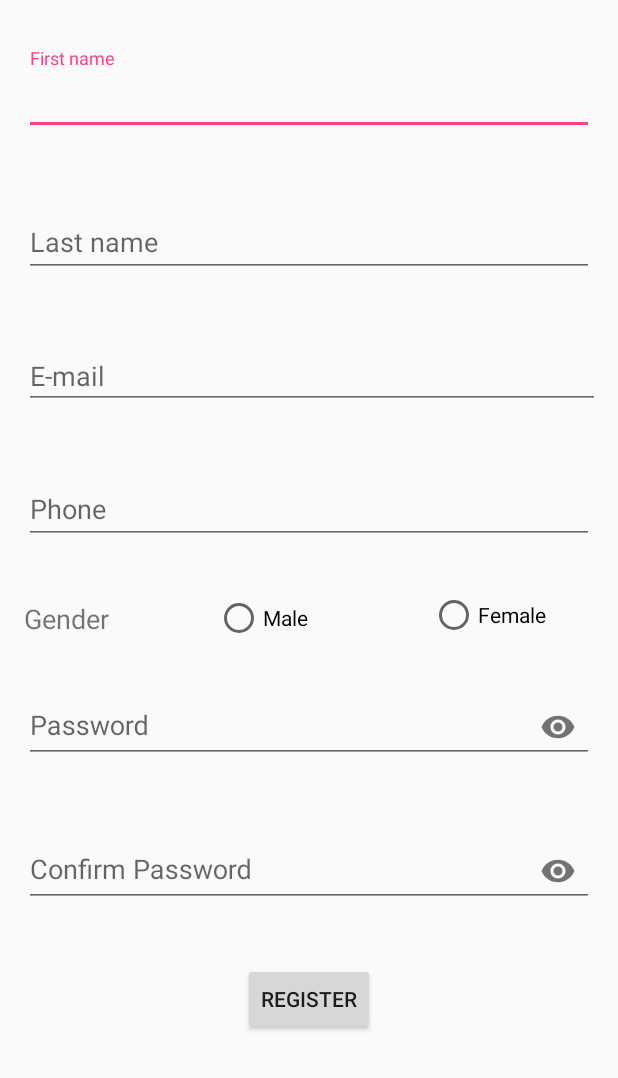
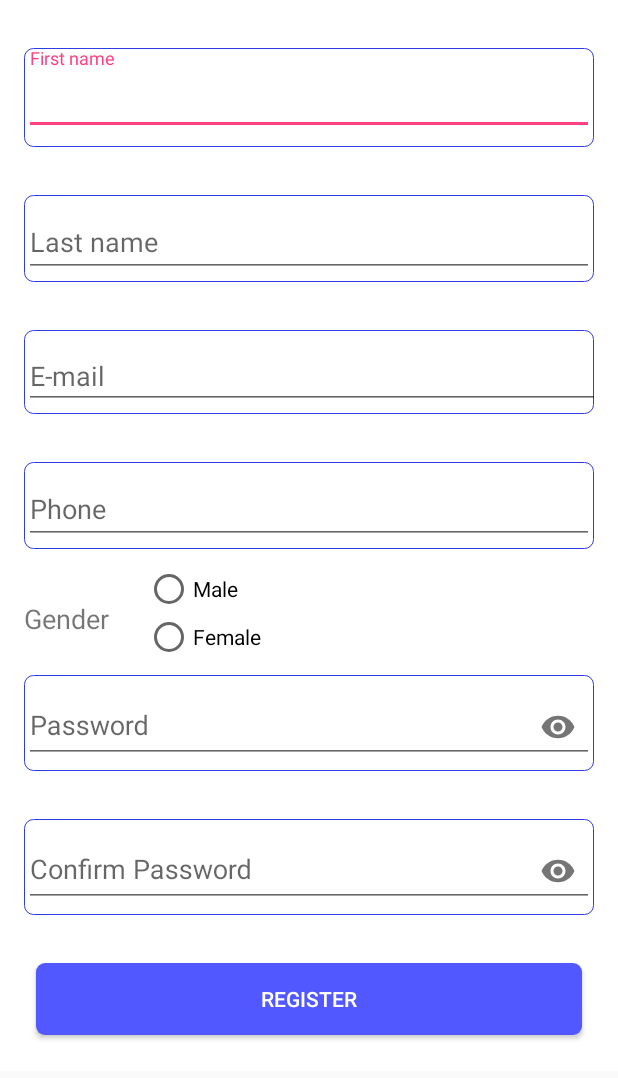
Before and after one commit to MAIVANNAN/sales_app, an Android app: the screen it shows after launch (RegistrationActivity), after a tap on "registration", on a phone screen of 412 x 824 dp. Shown: the top 1078 px of the screen. Run offline under Robolectric (Android 15) with nearby library versions, the phone set to English and light mode, and no system bars; our stand-ins replace Volley; 1 other tap on this screen came first.

Commit message:
app working correctly login and registration

```diff
--- a/app/src/main/java/sales_app/com/sales_app/Activities/RegistrationActivity.java
+++ b/app/src/main/java/sales_app/com/sales_app/Activities/RegistrationActivity.java
@@ -86,7 +86,13 @@ public class RegistrationActivity extends AppCompatActivity {
     private TextInputEditText password;
     private TextInputEditText confirmpassword;
     TextInputLayout fname_label,lnam_label,ema_label,phon_label,pass_label,confirm_label;
+    String selectWay;
 
+
+
+
+    private RadioGroup radioSexGroup;
+    private RadioButton radioSexButton;
     //private static TextView googleAccounts, allAccounts;
 
 
@@ -112,11 +118,10 @@ public class RegistrationActivity extends AppCompatActivity {
         password = (TextInputEditText) findViewById(R.id.passwordwrapper);
         confirmpassword = (TextInputEditText) findViewById(R.id.confirmpasswordwrapper);
         signupbtn = findViewById(R.id.signUp);
-
+        radioSexGroup = (RadioGroup) findViewById(R.id.radioSex);
         //radioGenderGroup =  findViewById(R.id.radioGender);
         //final int selectedId = radioGenderGroup.getCheckedRadioButtonId();
         // radioGenderButton = findViewById(selectedId);
-
 
 
 
@@ -149,11 +154,20 @@ public class RegistrationActivity extends AppCompatActivity {
 
             @Override
             public void onClick(View v) {
+
+
+                int selectedId = radioSexGroup.getCheckedRadioButtonId();
+
+                // find the radiobutton by returned id
+                radioSexButton = (RadioButton) findViewById(selectedId);
+                selectWay = radioSexButton.getText().toString();
+                Log.i("radio sex button",""+selectWay);
+
                 String semail = email.getText().toString();
                 String suser1 = fname.getText().toString();
                 String suser2 = lname.getText().toString();
                 String spass = password.getText().toString();
-                String sgender = "male";
+                String sgender = selectWay;
                 String smob = phone.getText().toString();
 
                 String dId = FirebaseInstanceId.getInstance().getToken();
@@ -163,7 +177,7 @@ public class RegistrationActivity extends AppCompatActivity {
 
                 if (!validateFirstname() || !validateEmail() || !validateLastname() || !validatePassword() || !validateConfirmpassword()||!validatePhone()) {
 
-                    Toast.makeText(RegistrationActivity.this, "Fill all details", Toast.LENGTH_SHORT).show();
+
                 } else {
 
 
--- a/app/src/main/java/sales_app/com/sales_app/Fragments/salesExDetails.java
+++ b/app/src/main/java/sales_app/com/sales_app/Fragments/salesExDetails.java
@@ -69,7 +69,6 @@ public class salesExDetails extends AppCompatActivity{
             salesExName.setText(getName);
             salesExEmail.setText(getEmail);
             salesExPhone.setText(getPhone);
-            salesExArea.setText(getArea);
             salesExAddress.setText(getAddress);
             salesExpassword.setText(getPassword);
 
@@ -84,8 +83,6 @@ public class salesExDetails extends AppCompatActivity{
                 intent.putExtra("so_Email",getEmail);
                 intent.putExtra("so_Phone",getPhone);
                 intent.putExtra("so_Address",getAddress);
-                intent.putExtra("so_Area",getArea);
-
                 intent.putExtra("so_password",getPassword);
 
 
@@ -126,7 +123,7 @@ public class salesExDetails extends AppCompatActivity{
                     protected Map<String, String> getParams() throws AuthFailureError {
                         Map<String,String> stringMap = new HashMap<>();
 
-                        stringMap.put("c_id",getID);
+                        stringMap.put("s_id",getID);
                         Log.i("maivannan",""+getID);
 
 
--- a/app/src/main/java/sales_app/com/sales_app/LoginActivity.java
+++ b/app/src/main/java/sales_app/com/sales_app/LoginActivity.java
@@ -35,7 +35,7 @@ import sales_app.com.sales_app.Activities.RegistrationActivity;
 public class LoginActivity extends AppCompatActivity {
 
     //public static final String PREFS_NAME = "LoginPrefs";
-    public static String LINK ="http://c3b003a8.ngrok.io/php_login/";
+    public static String LINK =" http://12ccb308.ngrok.io/php_login/";
     public static String Sign_up_URL = LINK+"sm_login.php";
     TextInputEditText username, password;
     TextInputLayout username_label, password_label;
--- a/app/src/main/res/layout/activity_edit_customer.xml
+++ b/app/src/main/res/layout/activity_edit_customer.xml
@@ -119,7 +119,7 @@
             android:layout_marginBottom="32dp"
             android:layout_marginTop="32dp"
             android:background="@drawable/round_button"
-            android:text="ADD CUSTOMER"
+            android:text="EDIT CUSTOMER"
             android:textColor="@color/white"
             app:layout_constraintBottom_toBottomOf="parent"
             app:layout_constraintHorizontal_bias="0.0"
--- a/app/src/main/res/layout/activity_login.xml
+++ b/app/src/main/res/layout/activity_login.xml
@@ -28,7 +28,8 @@
             android:layout_height="wrap_content"
             android:cursorVisible="false"
 
-            android:hint="Username" />
+            android:hint="Username"
+            android:textColor="@android:color/background_dark" />
     </android.support.design.widget.TextInputLayout>
 
     <android.support.design.widget.TextInputLayout
--- a/app/src/main/res/layout/activity_registration.xml
+++ b/app/src/main/res/layout/activity_registration.xml
@@ -12,6 +12,7 @@
         android:id="@+id/relativeLayout3"
         android:layout_width="match_parent"
         android:layout_height="match_parent"
+        android:background="@color/white"
         android:orientation="vertical"
         android:padding="16dp"
         tools:context=".Activities.RegistrationActivity">
@@ -23,6 +24,7 @@
             android:layout_height="66dp"
             android:layout_marginTop="16dp"
             android:paddingBottom="8dp"
+            android:background="@drawable/round_edit_text"
             app:errorEnabled="true"
             app:layout_constraintEnd_toEndOf="parent"
             app:layout_constraintStart_toStartOf="parent"
@@ -53,6 +55,7 @@
             android:layout_height="58dp"
             android:layout_marginTop="32dp"
             android:paddingBottom="3dp"
+            android:background="@drawable/round_edit_text"
             app:errorEnabled="true"
             app:layout_constraintEnd_toEndOf="parent"
             app:layout_constraintStart_toStartOf="parent"
@@ -79,6 +82,7 @@
             android:layout_width="0dp"
             android:layout_height="56dp"
             android:layout_marginTop="32dp"
+            android:background="@drawable/round_edit_text"
             android:paddingBottom="3dp"
             app:errorEnabled="true"
             app:layout_constraintEnd_toEndOf="parent"
@@ -105,6 +109,7 @@
             android:id="@+id/phon_label"
             android:layout_width="0dp"
             android:layout_height="58dp"
+            android:background="@drawable/round_edit_text"
             android:layout_marginTop="32dp"
             android:paddingBottom="3dp"
             app:errorEnabled="true"
@@ -138,29 +143,32 @@
             app:layout_constraintStart_toStartOf="parent"
             app:layout_constraintTop_toTopOf="parent" />
 
-
-        <RadioButton
-            android:id="@+id/radioMale"
-            android:layout_width="73dp"
-            android:layout_height="wrap_content"
+        <RadioGroup
+            android:id="@+id/radioSex"
+            android:layout_width="275dp"
+            android:layout_height="63dp"
+            android:layout_marginBottom="8dp"
             android:layout_marginEnd="8dp"
             android:layout_marginStart="8dp"
-            android:layout_marginTop="380dp"
-            android:text="Male"
-            app:layout_constraintEnd_toStartOf="@+id/radioFemale"
+            android:layout_marginTop="8dp"
+            app:layout_constraintBottom_toTopOf="@+id/pass_label"
+            app:layout_constraintEnd_toEndOf="parent"
             app:layout_constraintStart_toEndOf="@+id/textview"
-            app:layout_constraintTop_toTopOf="parent" />
+            app:layout_constraintTop_toBottomOf="@+id/phon_label">
 
-        <RadioButton
-            android:id="@+id/radioFemale"
-            android:layout_width="0dp"
-            android:layout_height="28dp"
-            android:layout_marginEnd="32dp"
-            android:layout_marginTop="380dp"
-            android:text="Female"
-            app:layout_constraintEnd_toEndOf="parent"
-            app:layout_constraintTop_toTopOf="parent" />
+            <RadioButton
+                android:id="@+id/gmale"
+                android:layout_width="90dp"
+                android:layout_height="wrap_content"
+                android:text="Male" />
 
+            <RadioButton
+                android:id="@+id/gfemale"
+                android:layout_width="90dp"
+                android:layout_height="wrap_content"
+                android:text="Female" />
+
+        </RadioGroup>
 
         <android.support.design.widget.TextInputLayout
             android:id="@+id/pass_label"
@@ -168,6 +176,7 @@
             android:layout_height="64dp"
             android:layout_marginTop="84dp"
             android:paddingBottom="3dp"
+            android:background="@drawable/round_edit_text"
             app:layout_constraintEnd_toEndOf="parent"
             app:layout_constraintStart_toStartOf="parent"
             app:layout_constraintTop_toBottomOf="@+id/phon_label"
@@ -191,6 +200,7 @@
         <android.support.design.widget.TextInputLayout
             android:id="@+id/confirm_label"
             android:layout_width="0dp"
+            android:background="@drawable/round_edit_text"
             android:layout_height="64dp"
             android:layout_marginTop="32dp"
             android:paddingBottom="3dp"
@@ -210,13 +220,15 @@
 
         <Button
             android:id="@+id/signUp"
-            android:layout_width="wrap_content"
+            android:layout_width="0dp"
             android:layout_height="wrap_content"
             android:layout_marginBottom="8dp"
             android:layout_marginEnd="8dp"
             android:layout_marginStart="8dp"
             android:layout_marginTop="32dp"
+            android:background="@drawable/round_button"
             android:text="REGISTER"
+            android:textColor="@android:color/background_light"
             app:layout_constraintBottom_toBottomOf="parent"
             app:layout_constraintEnd_toEndOf="parent"
             app:layout_constraintStart_toStartOf="parent"
--- a/app/src/main/res/layout/fragment_menu_5.xml
+++ b/app/src/main/res/layout/fragment_menu_5.xml
@@ -4,6 +4,12 @@
     xmlns:app="http://schemas.android.com/apk/res-auto"
     android:layout_width="match_parent"
     android:layout_height="match_parent">
+
+
+    <include
+        layout="@layout/app_bar_main"
+        android:layout_width="match_parent"
+        android:layout_height="match_parent" />
 
 <LinearLayout
     xmlns:android="http://schemas.android.com/apk/res/android"
--- a/app/src/main/res/layout/fragment_un_available_goods.xml
+++ b/app/src/main/res/layout/fragment_un_available_goods.xml
@@ -9,12 +9,10 @@
 
     <!-- TODO: Update blank fragment layout -->
     <android.support.v7.widget.RecyclerView
-        android:id="@+id/salesExRecycle"
+        android:id="@+id/productRecycleView3"
         android:layout_width="match_parent"
-        android:layout_height="467dp"
+        android:layout_height="503dp"
         android:layout_marginBottom="16dp"
-        android:layout_marginEnd="24dp"
-        android:layout_marginStart="24dp"
         android:background="@color/white"
         android:scrollbars="vertical"
         app:layout_constraintBottom_toBottomOf="parent"
```
Also changed, not shown: app/src/main/java/sales_app/com/sales_app/Activities/EditSalesOfficer.java (+3 -5 lines), app/src/main/java/sales_app/com/sales_app/Fragments/Menu6.java (+1 -7 lines), app/src/main/java/sales_app/com/sales_app/adapters/productAdapter.java (+3 -6 lines), app/src/main/java/sales_app/com/sales_app/inStock.java (+56 -2 lines), app/src/main/java/sales_app/com/sales_app/models/Product.java (+10 -8 lines), app/src/main/java/sales_app/com/sales_app/soldItems.java (+30 -1 lines), app/src/main/java/sales_app/com/sales_app/unAvailableGoods.java (+30 -1 lines), app/src/main/res/layout/fragment_in_stock.xml (+11 -13 lines), app/src/main/res/layout/fragment_menu_6.xml (+4 -4 lines), app/src/main/res/layout/fragment_sold_items.xml (+5 -9 lines), app/src/main/res/layout/product_item.xml (+16 -13 lines).
